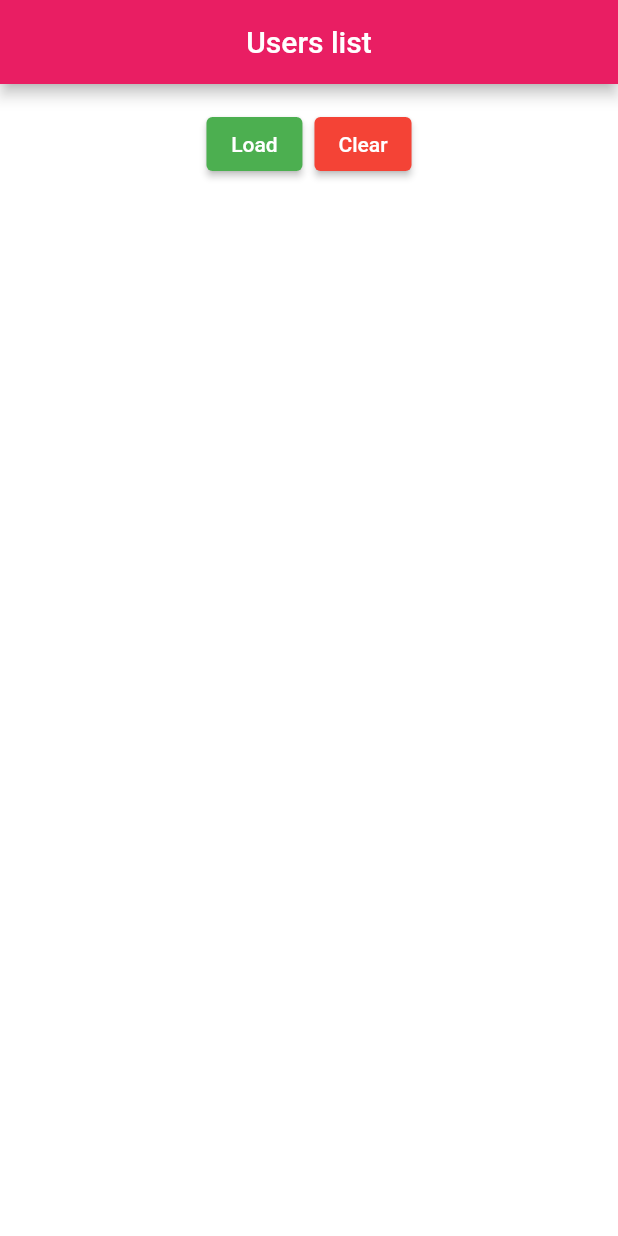
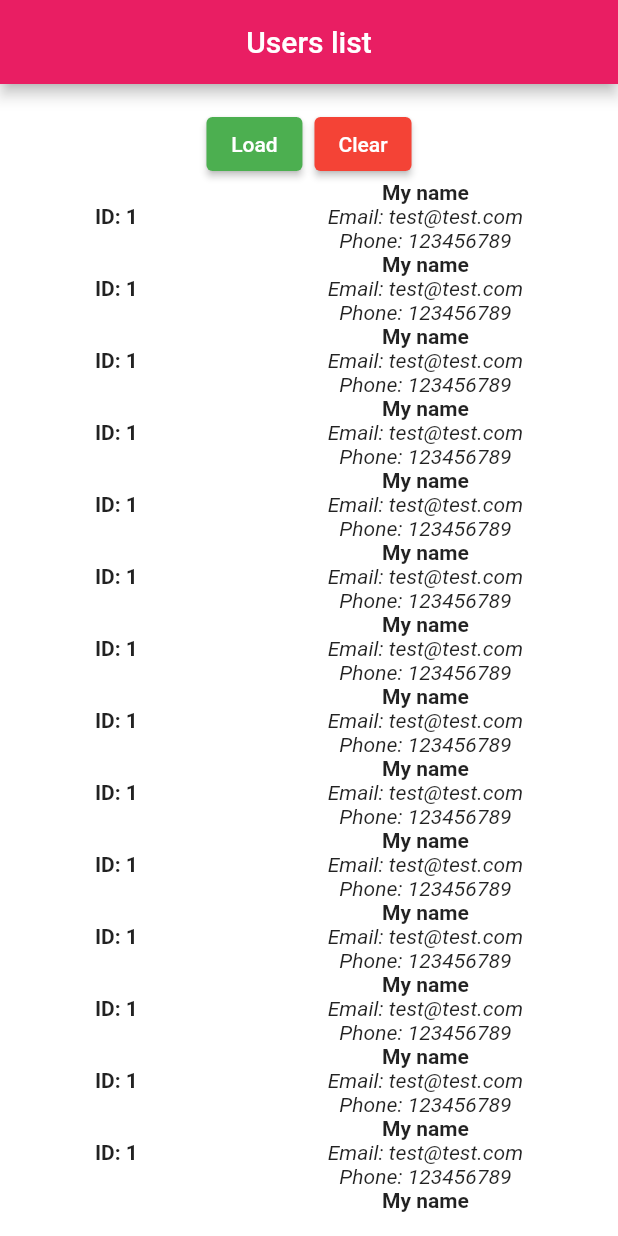
Before and after one commit to e-razboinikov/bloc_testing, a Flutter app: the screen it shows after launch, on a phone screen of 412 x 824 dp. Run offline on Flutter 3.47's test engine with Material 2 defaults, Android fonts, the phone set to English and light mode, and no system bars.

Commit message:
Finished working with app layout.

```diff
--- a/lib/widgets/user_list.dart
+++ b/lib/widgets/user_list.dart
@@ -5,6 +5,47 @@ class UserList extends StatelessWidget {
 
   @override
   Widget build(BuildContext context) {
-    return Container();
+    return ListView.builder(
+      itemCount: 20,
+      itemBuilder: (ctx, index) => Row(
+        mainAxisSize: MainAxisSize.min,
+        mainAxisAlignment: MainAxisAlignment.spaceAround,
+        children: [
+          const Text(
+            'ID: 1',
+            style: TextStyle(
+              fontWeight: FontWeight.bold,
+            ),
+          ),
+          Column(
+            children: [
+              const Text(
+                'My name',
+                style: TextStyle(
+                  fontWeight: FontWeight.bold,
+                ),
+              ),
+              Column(
+                crossAxisAlignment: CrossAxisAlignment.center,
+                children: const [
+                  Text(
+                    'Email: test@test.com',
+                    style: TextStyle(
+                      fontStyle: FontStyle.italic,
+                    ),
+                  ),
+                  Text(
+                    'Phone: 123456789',
+                    style: TextStyle(
+                      fontStyle: FontStyle.italic,
+                    ),
+                  ),
+                ],
+              )
+            ],
+          ),
+        ],
+      ),
+    );
   }
 }
```
